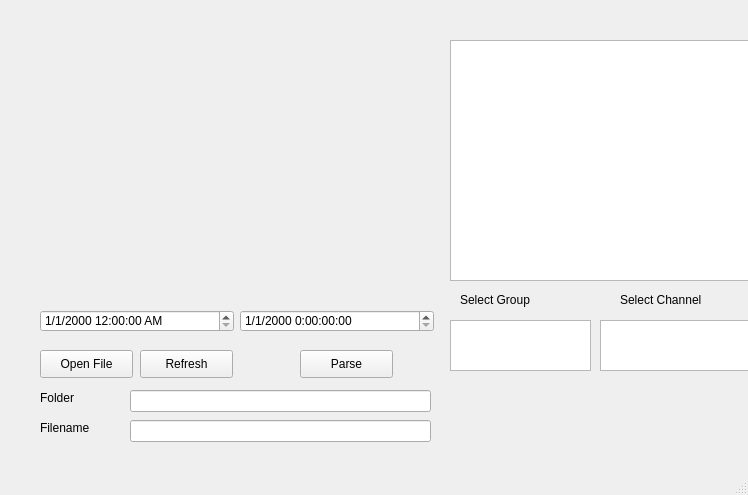
msb002/MHDlab, file Analysis/Post Processing/Layout.ui: the form before one commit.
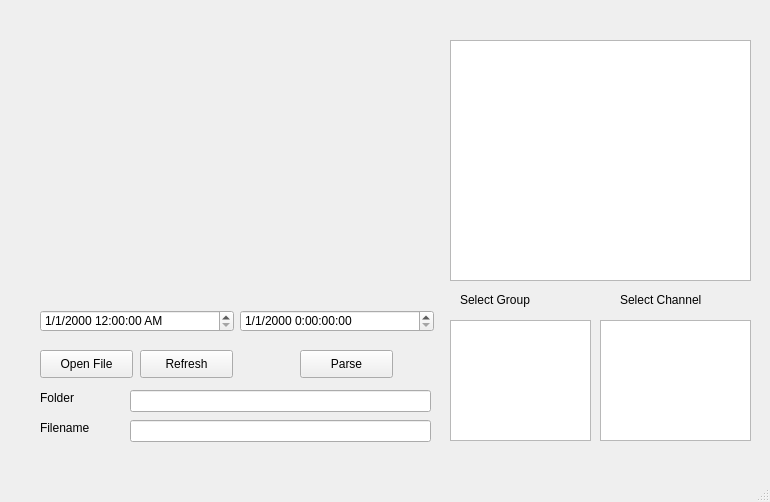
The form after the commit.

Commit message:
separate UI layout code
the UI layout code is now in a separate python file that is imported,
saving space but also allowing for easy updating of the UI layout. to
update the layout, modify the layout.ui file in qt designer and then run
the Convert_ui2py.bat file, which will create a new layout.py file.

Patch:
```diff
--- a/Analysis/Post Processing/Layout.ui
+++ b/Analysis/Post Processing/Layout.ui
@@ -6,8 +6,8 @@
    <rect>
     <x>0</x>
     <y>0</y>
-    <width>748</width>
-    <height>495</height>
+    <width>770</width>
+    <height>502</height>
    </rect>
   </property>
   <property name="windowTitle">
@@ -120,7 +120,7 @@
       <x>600</x>
       <y>320</y>
       <width>151</width>
-      <height>51</height>
+      <height>121</height>
      </rect>
     </property>
     <property name="isWrapping" stdset="0">
@@ -183,7 +183,7 @@
       <x>450</x>
       <y>320</y>
       <width>141</width>
-      <height>51</height>
+      <height>121</height>
      </rect>
     </property>
     <property name="isWrapping" stdset="0">
```
Left out of the diff: 2 changed lines with no effect on the pictures. The commit also changes 6 other files.
